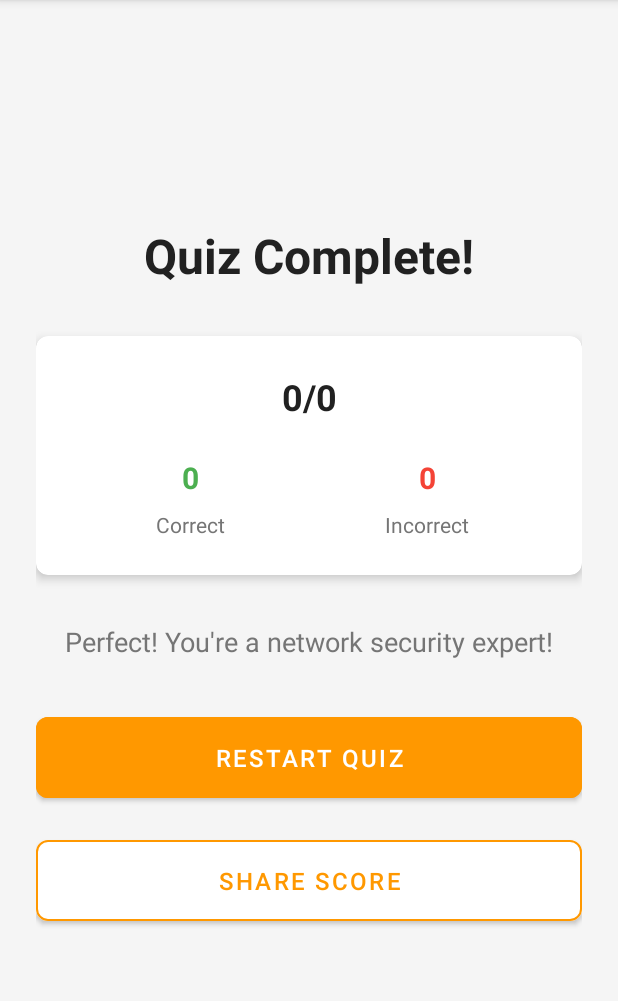
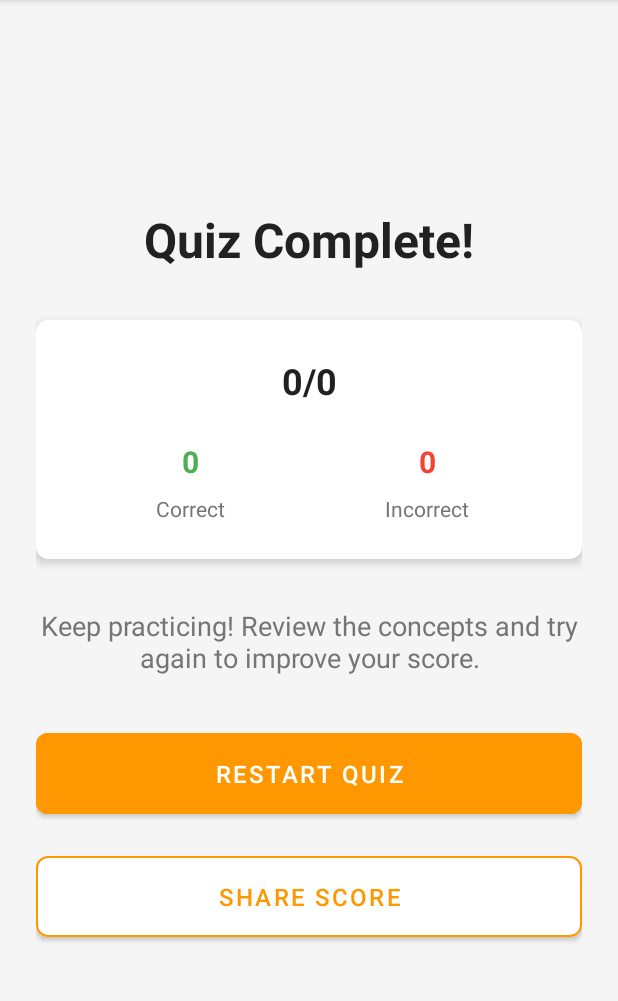
Before and after one commit to ivanomp/SCOR-QA, an Android app: the QuizCompleteActivity screen opened directly, with no data from a screen before it, on a phone screen of 412 x 824 dp, the part 84-1085 px from its top. Run offline under Robolectric (Android 15) with nearby library versions, the phone set to English and light mode, and no system bars.

Commit message:
Fix scores

```diff
--- a/app/src/main/java/com/ivanmp/myapplication/QuizCompleteActivity.kt
+++ b/app/src/main/java/com/ivanmp/myapplication/QuizCompleteActivity.kt
@@ -13,12 +13,12 @@ class QuizCompleteActivity : AppCompatActivity() {
         setContentView(R.layout.activity_quiz_complete)
 
         val score = intent.getIntExtra("score", 0)
-        val totalQuestions = intent.getIntExtra("total_questions", 0)
-        val incorrectAnswers = totalQuestions - score
+        val total = intent.getIntExtra("total", 0)
+        val incorrect = total - score
 
-        // Animate score text
+        // Update score text
         findViewById<TextView>(R.id.scoreText).apply {
-            text = "$score/$totalQuestions"
+            text = "$score/$total"
             startAnimation(AnimationUtils.loadAnimation(context, android.R.anim.fade_in))
         }
 
@@ -30,24 +30,22 @@ class QuizCompleteActivity : AppCompatActivity() {
 
         // Update incorrect answers count
         findViewById<TextView>(R.id.incorrectAnswersCount).apply {
-            text = incorrectAnswers.toString()
+            text = incorrect.toString()
             startAnimation(AnimationUtils.loadAnimation(context, android.R.anim.fade_in))
         }
 
         // Set feedback text based on score
-        findViewById<TextView>(R.id.feedbackText).apply {
-            text = when {
-                score == totalQuestions -> "Perfect! You're a network security expert!"
-                score >= totalQuestions * 0.8 -> "Great job! You have a solid understanding of network security."
-                score >= totalQuestions * 0.6 -> "Good effort! Keep learning to improve your knowledge."
-                else -> "Keep practicing! Network security concepts take time to master."
-            }
-            startAnimation(AnimationUtils.loadAnimation(context, android.R.anim.fade_in))
+        val feedbackText = findViewById<TextView>(R.id.feedbackText)
+        val percentage = (score.toFloat() / total.toFloat()) * 100
+        feedbackText.text = when {
+            percentage >= 90 -> "Excellent! You have a strong understanding of network security!"
+            percentage >= 70 -> "Great job! You have a good grasp of network security concepts."
+            percentage >= 50 -> "Good effort! Keep studying to improve your network security knowledge."
+            else -> "Keep practicing! Review the concepts and try again to improve your score."
         }
 
         // Set up restart button
         findViewById<MaterialButton>(R.id.restartButton).setOnClickListener {
-            startActivity(Intent(this, MainActivity::class.java))
             finish()
         }
 
@@ -55,8 +53,9 @@ class QuizCompleteActivity : AppCompatActivity() {
         findViewById<MaterialButton>(R.id.shareButton).setOnClickListener {
             val shareIntent = Intent().apply {
                 action = Intent.ACTION_SEND
+                putExtra(Intent.EXTRA_TEXT,
+                    "I scored $score out of $total on the SCOR QA Quiz!")
                 type = "text/plain"
-                putExtra(Intent.EXTRA_TEXT, "I scored $score out of $totalQuestions on the Network Security Quiz!")
             }
             startActivity(Intent.createChooser(shareIntent, "Share your score"))
         }
```
Also changed, not shown: app/src/main/java/com/ivanmp/myapplication/QuizActivity.kt (+24 -5 lines).
